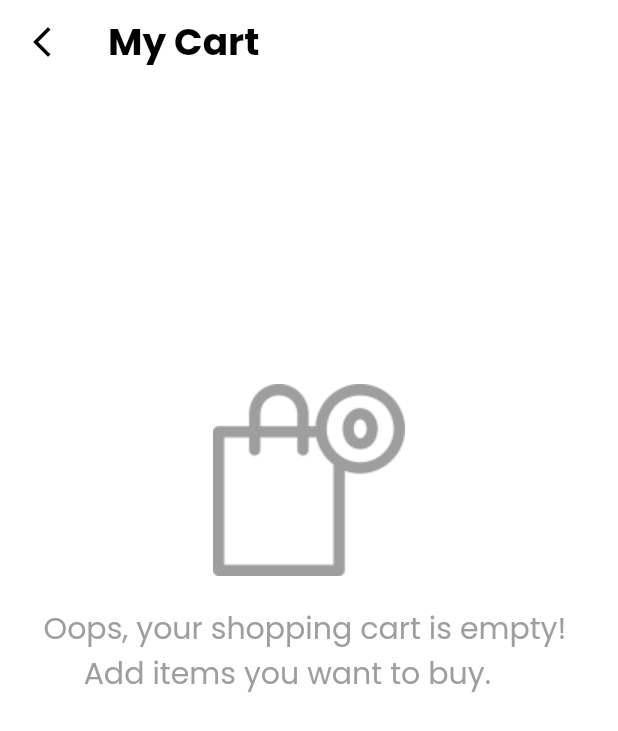
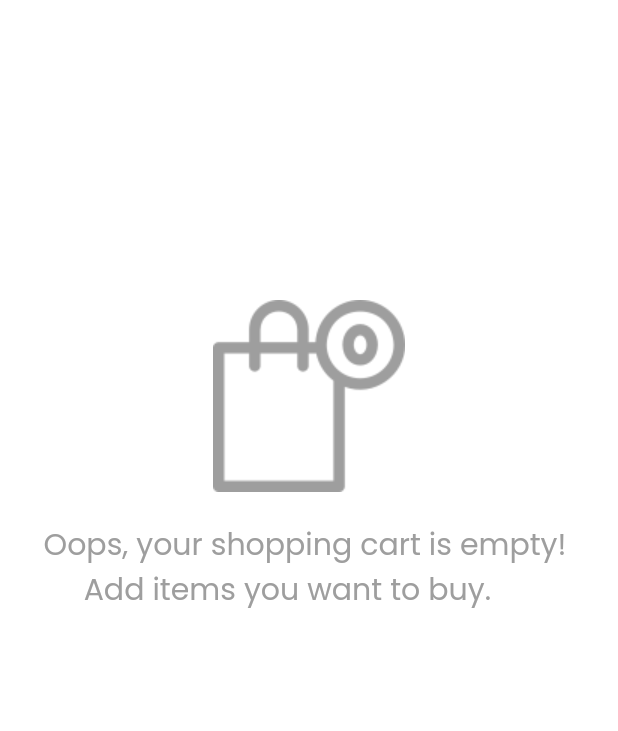
Before and after one commit to akintayo-t2002/flutter-ecommerce-app, a Flutter app: the CartEmpty screen opened directly, on a phone screen of 412 x 824 dp. Shown: the top 731 px of the screen. Run offline on Flutter 3.47's test engine with Material 2 defaults, Android fonts, the phone set to English and light mode, and no system bars; our stand-ins replace card_swiper.

Commit message:
Added swipe to remove functionality for removing items from cart

```diff
--- a/lib/providers/cart_provider.dart
+++ b/lib/providers/cart_provider.dart
@@ -1,12 +1,13 @@
 import 'package:flutter/material.dart';
 
 class Cart{
+  final String itemImage;
   final String id;
   final String title;
   final int quantity;
   final double price;
 
-  Cart({required this.id, required this.title, required this.quantity, required this.price});
+  Cart({required this.itemImage,required this.id, required this.title, required this.quantity, required this.price});
 }
 
 class CartProvider with ChangeNotifier{
@@ -19,10 +20,11 @@ class CartProvider with ChangeNotifier{
   int get cartCount=>_item.length;
 
  // function to add a cart item
-  void addItem(String productId, String title, double price){
+  void addItem(String productId, String title, double price,String imageUrl){
     if(_item.containsKey(productId)){
       //Here if the product already exists in the cart, we need to increase the quantity of the product
      _item.update(productId, (value) =>Cart(
+      itemImage:value.itemImage,
       id:value.id,
       title:value.title,
       price:value.price,
@@ -31,6 +33,7 @@ class CartProvider with ChangeNotifier{
     }else{
       //if the product doesn't exist, add a new cart item
       _item.putIfAbsent(productId, () =>Cart(
+        itemImage:imageUrl,
         id:DateTime.now().toString(),
         title:title,
         price:price,
@@ -48,4 +51,10 @@ class CartProvider with ChangeNotifier{
     });
     return total;
   }
+
+// code to delete item from cart
+  void removeCartItem(String productId){
+    _item.remove(productId);
+    notifyListeners();
+    }
 }
--- a/lib/screens/cart_empty.dart
+++ b/lib/screens/cart_empty.dart
@@ -7,20 +7,20 @@ class CartEmpty extends StatelessWidget {
   Widget build(BuildContext context) {
     return Scaffold(
       backgroundColor:Colors.white,
-      appBar:AppBar(
-        backgroundColor:Colors.white,
-        elevation:0,
-        centerTitle:false,
-        leading:IconButton(
-          icon:const Icon(Icons.arrow_back_ios_new,color:Colors.black,),
-          onPressed:(){Navigator.pop(context);},
-        ),
-        title:const Text('My Cart',style:TextStyle(
-          fontWeight:FontWeight.w700,
-          fontSize:25,
-          color:Colors.black,
-        ),),
-      ),
+      // appBar:AppBar(
+      //   backgroundColor:Colors.white,
+      //   elevation:0,
+      //   centerTitle:false,
+      //   leading:IconButton(
+      //     icon:const Icon(Icons.arrow_back_ios_new,color:Colors.black,),
+      //     onPressed:(){Navigator.pop(context);},
+      //   ),
+      //   title:const Text('My Cart',style:TextStyle(
+      //     fontWeight:FontWeight.w700,
+      //     fontSize:25,
+      //     color:Colors.black,
+      //   ),),
+      // ),
       body:Center(
         child:Column(
           crossAxisAlignment:CrossAxisAlignment.center,
--- a/lib/screens/product_details_screen.dart
+++ b/lib/screens/product_details_screen.dart
@@ -132,7 +132,7 @@ class ProductsDetailsScreen extends StatelessWidget {
                                  ),
                                   GestureDetector(
                                     onTap:(){
-                                   cart.addItem(loadedProducts.id,loadedProducts.title,loadedProducts.price);
+                                   cart.addItem(loadedProducts.id,loadedProducts.title,loadedProducts.price,loadedProducts.imageUrl);
                                     },
                                     child: Container(
                                       padding:const EdgeInsets.symmetric(horizontal:20,vertical:15),
```
Also changed, not shown: lib/components/cart_item.dart (+41 -11 lines), lib/screens/cart_screen.dart (+12 -6 lines), lib/screens/home_screen.dart (+5 -3 lines).
